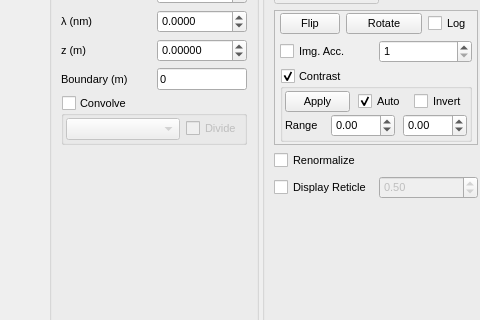
First picture: the form in Holovibes/mainwindow.ui, repository DigitalHolography/Holovibes, before the edit; both pictures show x 0 to 480 and y 257 to 577 of the 1210 by 796 pixel window.
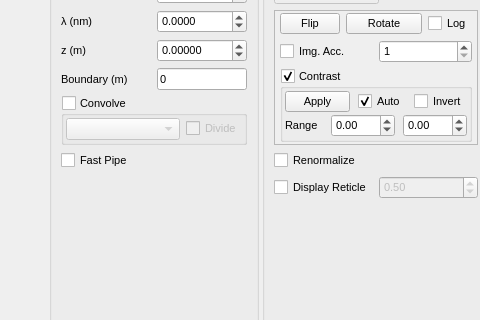
Second picture: the form after the edit. Custom widgets are drawn as their Qt base class.

Commit message: fast_pipe: link to frontend

```diff
--- a/Holovibes/mainwindow.ui
+++ b/Holovibes/mainwindow.ui
@@ -563,6 +563,13 @@
            </layout>
           </widget>
          </item>
+         <item>
+          <widget class="QCheckBox" name="FastPipeCheckBox">
+           <property name="text">
+            <string>Fast Pipe</string>
+           </property>
+          </widget>
+         </item>
          <item>
           <spacer name="verticalSpacer_5">
            <property name="orientation">
```
Left out of the diff: 17 changed lines with no effect on the pictures. The commit also changes 2 other files.
